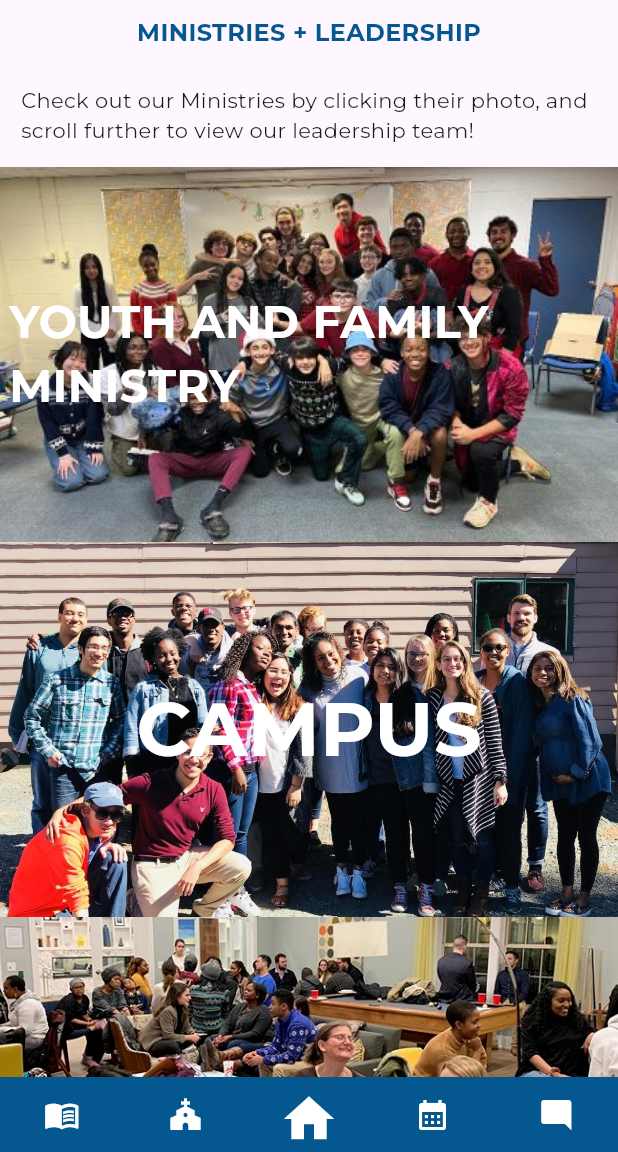
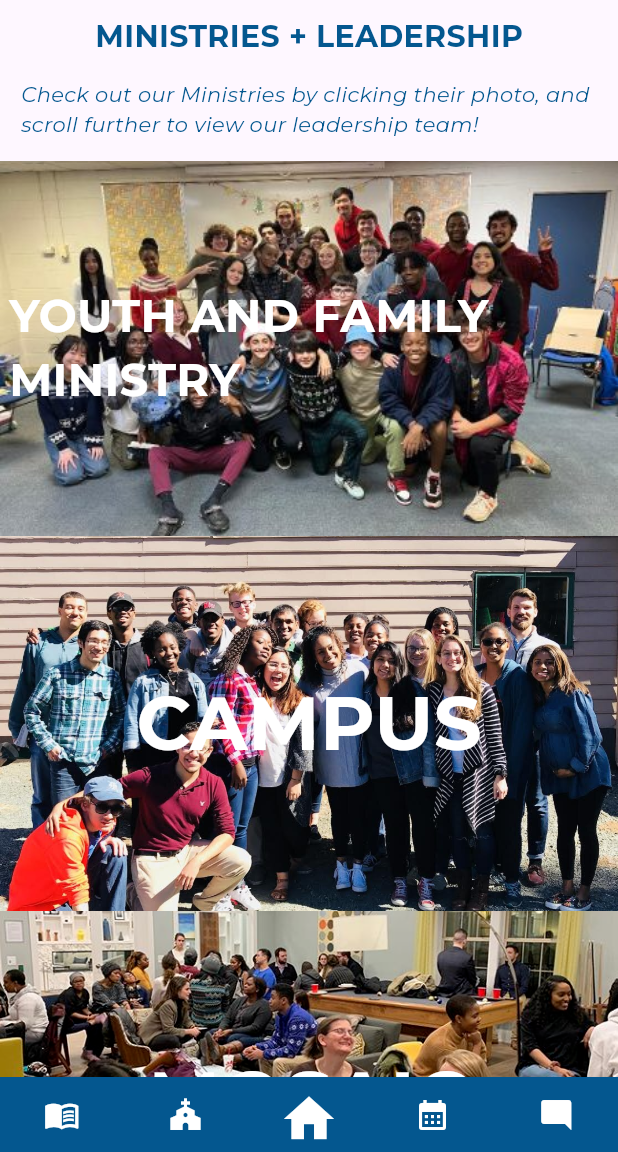
Before and after one commit to skeptickal/NVCOCApp, a Flutter app: the GiveScreen screen opened by its route, after a tap on the "people" icon, on a phone screen of 412 x 824 dp, the part 84-1236 px from its top. Run offline on Flutter 3.47's test engine with Material 3 defaults, Android fonts, the phone set to English and light mode, and no system bars; our stand-ins replace bloc, cloud_firestore, equatable, firebase_core, flutter_bloc, go_router and 2 more; missing offline and left inert: country_list_pick, flutter_phone_direct_caller; accounts and stored records are empty.

Commit message:
added design consistencies

```diff
--- a/nvcoc_app/lib/pages/give_screen.dart
+++ b/nvcoc_app/lib/pages/give_screen.dart
@@ -25,7 +25,6 @@ class GiveScreen extends StatelessWidget {
           ),
           Center(
             child: SubTitle(
-              key: const Key('calendar_subtitle'),
               padding: const EdgeInsets.all(14),
               textStyle: montserrat.copyWith(color: novaBlue, fontStyle: FontStyle.italic),
               subTitleText: 'Check out our giving options below!',
--- a/nvcoc_app/lib/pages/ministries_screen.dart
+++ b/nvcoc_app/lib/pages/ministries_screen.dart
@@ -4,9 +4,10 @@ import 'package:nvcoc_app/constants/colors.dart';
 import 'package:nvcoc_app/constants/screen_wrapper.dart';
 import 'package:nvcoc_app/cubits/leader_cubit/leader_cubit.dart';
 
-import '../constants/connect_with_us_widgets.dart';
 import '../constants/other_widgets.dart';
 import '../constants/spacing.dart';
+import '../constants/sub_titles.dart';
+import '../constants/text_styles.dart';
 
 class MinistriesScreen extends StatelessWidget {
   const MinistriesScreen({super.key});
@@ -54,11 +55,20 @@ class _MinistryList extends StatelessWidget {
     return SingleChildScrollView(
       child: Column(children: [
         seperation,
-        const ConnectColumn(
-            key: Key('ministries_and_leaders_title'),
-            detail: 'Check out our Ministries by clicking their photo, and scroll further to view our leadership team!',
-            title: 'MINISTRIES + LEADERSHIP',
-            padding: cardPadding),
+        Center(
+          child: Text(
+            key: const Key('ministries_and_leaders_title'),
+            'MINISTRIES + LEADERSHIP',
+            style: montserrat.copyWith(fontSize: 20, fontWeight: FontWeight.bold, color: novaBlue),
+          ),
+        ),
+        Center(
+          child: SubTitle(
+            padding: const EdgeInsets.all(14),
+            textStyle: montserrat.copyWith(color: novaBlue, fontStyle: FontStyle.italic),
+            subTitleText: 'Check out our Ministries by clicking their photo, and scroll further to view our leadership team!',
+          ),
+        ),
         const MinistriesBox(
           key: Key('youth_and_family'),
           url: 'https://www.nvcoc.church/youthandfamily',
```
